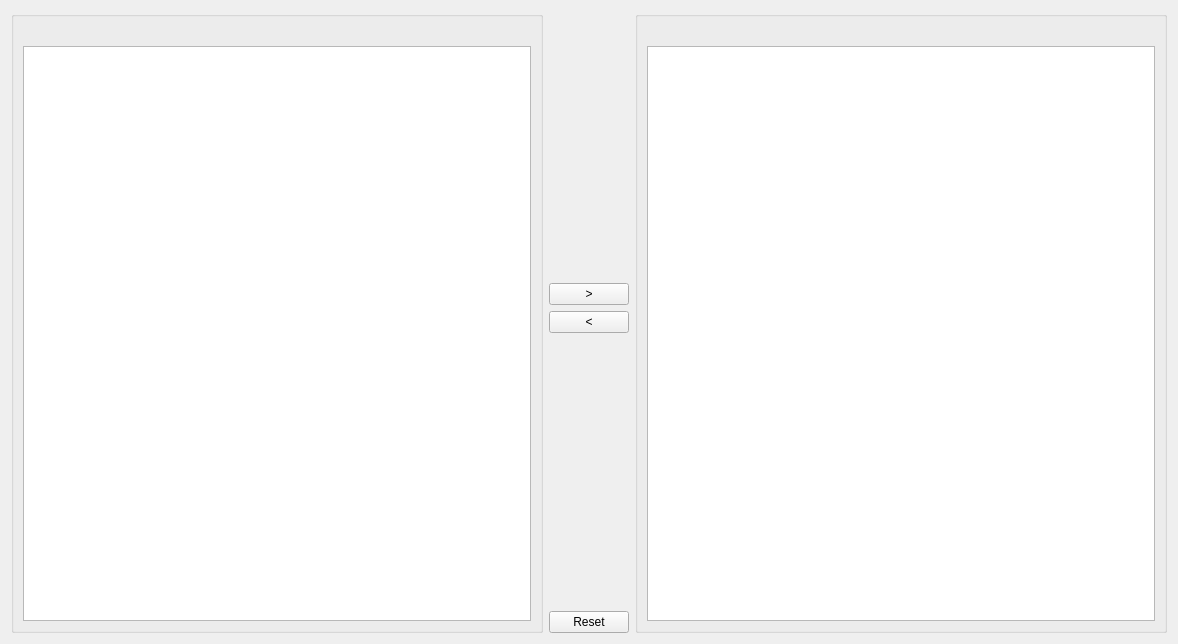
Above: common/addremoveentitiesform.ui from toptan/paso before the change. Below: the same form after it.
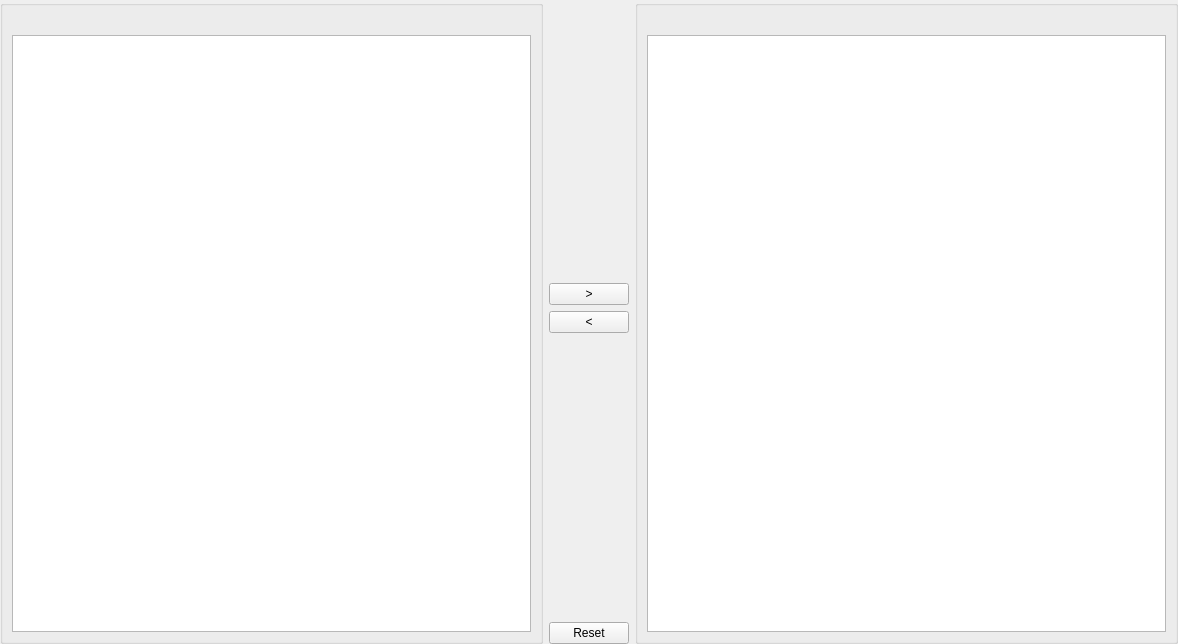
That is the form after the change.

Diff of the .ui file:
```diff
--- a/common/addremoveentitiesform.ui
+++ b/common/addremoveentitiesform.ui
@@ -14,6 +14,18 @@
    <string>Form</string>
   </property>
   <layout class="QHBoxLayout" name="horizontalLayout">
+   <property name="leftMargin">
+    <number>0</number>
+   </property>
+   <property name="topMargin">
+    <number>0</number>
+   </property>
+   <property name="rightMargin">
+    <number>0</number>
+   </property>
+   <property name="bottomMargin">
+    <number>0</number>
+   </property>
    <item>
     <widget class="QGroupBox" name="sourceGroupBox">
      <property name="title">
```
Left out of the diff: 2 changed lines with no effect on the pictures.
